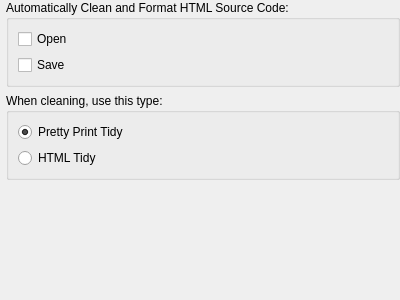
Old version of the form src/Sigil/Form_Files/PCleanSourceWidget.ui in the repository Sigil-Ebook/Sigil.
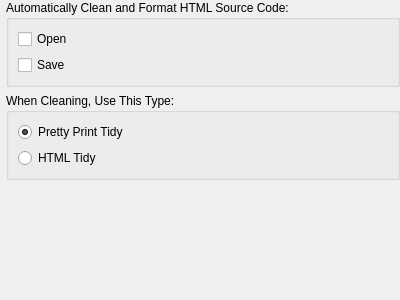
New version of the form.

```diff
--- a/src/Sigil/Form_Files/PCleanSourceWidget.ui
+++ b/src/Sigil/Form_Files/PCleanSourceWidget.ui
@@ -68,7 +68,7 @@
 or when cleaning manually.</string>
      </property>
      <property name="title">
-      <string>When cleaning, use this type:</string>
+      <string>When Cleaning, Use This Type:</string>
      </property>
      <layout class="QVBoxLayout" name="verticalLayout2">
       <item>
```
Left out of the diff: 6 changed lines with no effect on the pictures.
